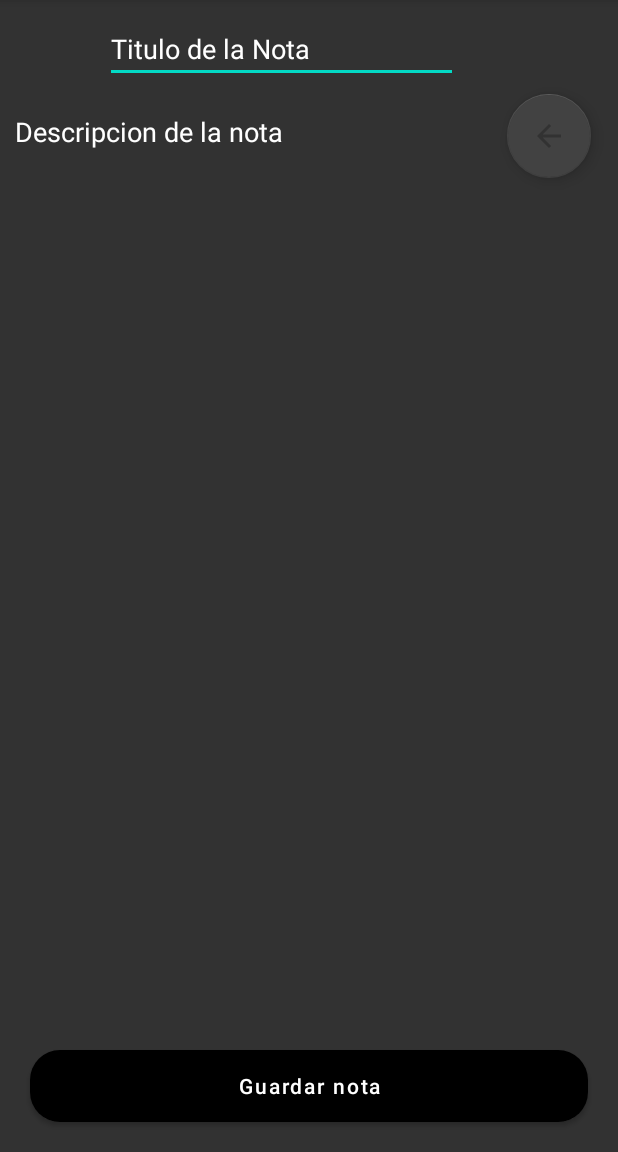
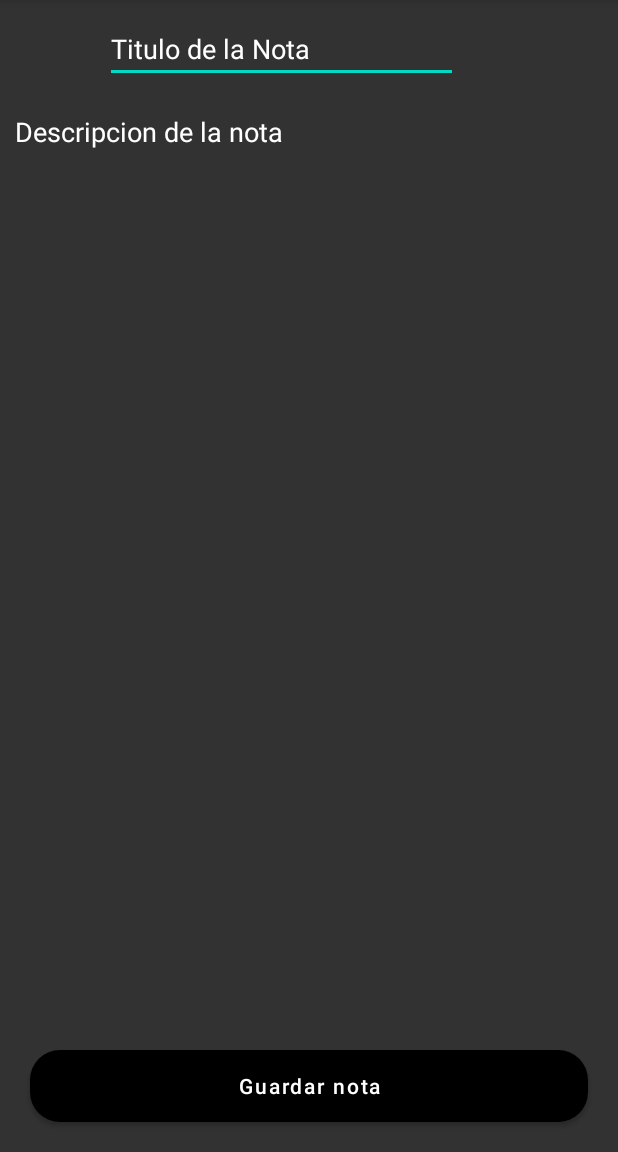
Before and after one commit to Thedestructive/AppNotas_ErickYaelPerezGuzman, an Android app: the AddEditNoteActivity screen opened directly, with no data from a screen before it, on a phone screen of 412 x 824 dp, the part 84-1236 px from its top. Run offline under Robolectric (Android 15) with nearby library versions, the phone set to English and light mode, and no system bars; our stand-ins replace Room's generated code; 1 statement that could not run was skipped.

Commit message:
Corrección de errores menores
Se modifico un poco la interfaz.

```diff
--- a/app/src/main/res/layout/activity_add_edit_note.xml
+++ b/app/src/main/res/layout/activity_add_edit_note.xml
@@ -7,7 +7,7 @@
     android:background="@color/black_shade_1"
     tools:context=".AddEditNoteActivity">
 
-    <!--edit text for note title-->
+    <!--Edita el titulo de la nota-->
 
     <EditText
         android:id="@+id/idEdtNoteName"
@@ -20,11 +20,11 @@
         android:hint="Titulo de la Nota"
         android:textColor="@color/white"
         android:textColorHint="@color/white" />
-    <!--edit text for note description-->
+    <!--Edita el texto de la nota-->
 
     <EditText
         android:id="@+id/idEdtNoteDesc"
-        android:layout_width="300dp"
+        android:layout_width="match_parent"
         android:layout_height="match_parent"
         android:layout_above="@id/idBtn"
         android:layout_below="@id/idEdtNoteName"
@@ -42,7 +42,7 @@
         android:textColor="@color/white"
         android:textColorHint="@color/white" />
 
-    <!--button for saving and updating a note-->
+    <!--Actualiza la nota-->
 
     <Button
         android:id="@+id/idBtn"
@@ -61,22 +61,5 @@
         android:textColor="@color/white"
         app:backgroundTint="#000000" />
 
-    <com.google.android.material.floatingactionbutton.FloatingActionButton
-        android:id="@+id/idFAB2"
-        android:layout_width="70dp"
-        android:layout_height="80dp"
-        android:layout_alignParentEnd="true"
-        android:layout_alignParentRight="true"
-        android:layout_alignParentBottom="true"
-        android:layout_marginStart="20dp"
-        android:layout_marginLeft="20dp"
-        android:layout_marginTop="20dp"
-        android:layout_marginEnd="18dp"
-        android:layout_marginRight="18dp"
-        android:layout_marginBottom="649dp"
-        android:src="?attr/actionModeCloseDrawable"
-        app:backgroundTint="@color/btnAdd"
-        app:tint="@color/black_shade_1" />
-
 
 </RelativeLayout>
--- a/app/src/main/res/layout/activity_main.xml
+++ b/app/src/main/res/layout/activity_main.xml
@@ -9,7 +9,6 @@
 
     <!--recycler view for displaying all notes-->
 
-    <!--fab for adding a new note-->
 
     <androidx.recyclerview.widget.RecyclerView
         android:id="@+id/notesRV"
```
Also changed, not shown: app/src/main/java/com/gtappdevelopers/noteapplication/AddEditNoteActivity.kt (+6 -13 lines), app/src/main/java/com/gtappdevelopers/noteapplication/MainActivity.kt (+0 -12 lines), app/src/main/java/com/gtappdevelopers/noteapplication/NoteDatabase.kt (+2 -5 lines), app/src/main/java/com/gtappdevelopers/noteapplication/NoteRVAdapter.kt (+3 -18 lines), app/src/main/res/layout/note_rv_item.xml (+9 -4 lines).
